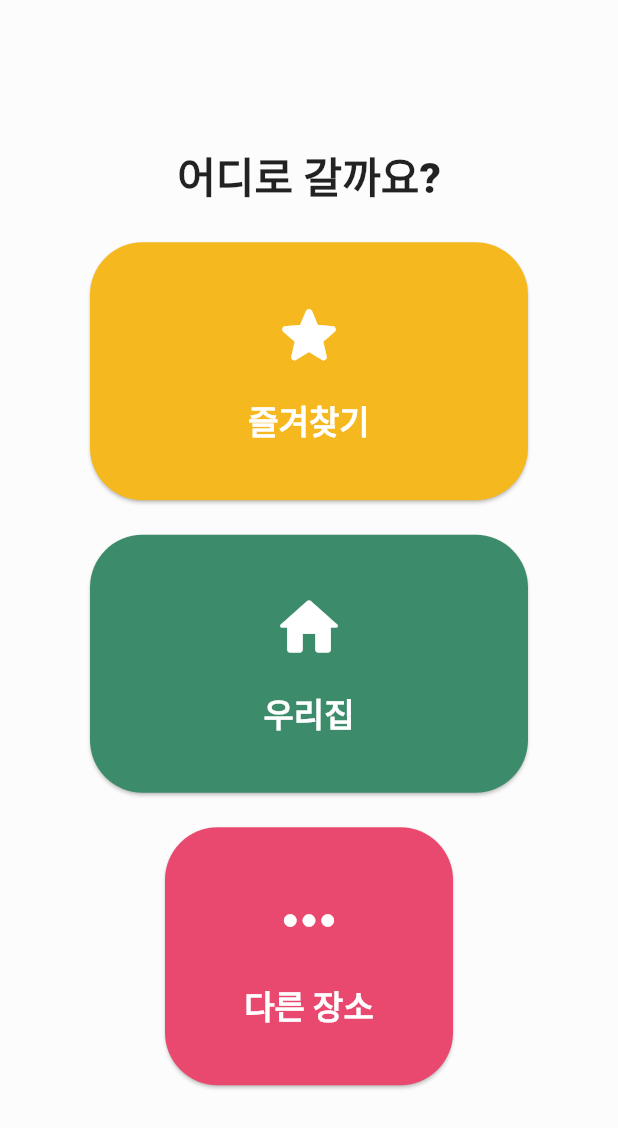
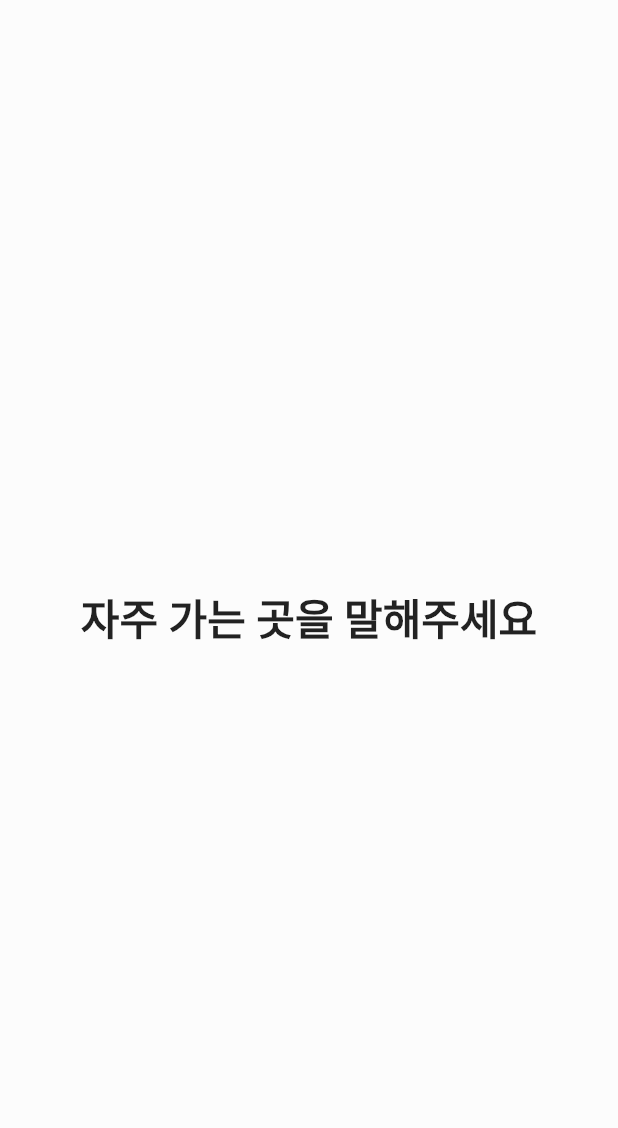
Before and after one commit to in-up/busyoong-frontend, a Flutter app: the screen it shows after launch, after a tap on "즐겨찾기", on a phone screen of 412 x 824 dp. Shown: the top 1128 px of the screen. Run offline on Flutter 3.47's test engine with Material 3 defaults, Android fonts, the phone set to English and light mode, and no system bars; our stand-ins replace flutter_riverpod, speech_to_text; Roboto replaces fonts that are missing (Pretendard).

Commit message:
:memo: 즐겨찾기 변경 -즐겨찾기 버튼 누르면 안내 메세지 띄운 후 -음성 인식 창으로 이동

```diff
--- a/lib/data/routes.dart
+++ b/lib/data/routes.dart
@@ -1,5 +1,7 @@
 import 'package:busyoong/screen/result.dart';
 import 'package:busyoong/screen/search.dart';
+import 'package:busyoong/screen/favorite.dart';
+import 'package:busyoong/screen/favorite_search.dart';
 
 import 'package:flutter/material.dart';
 import '../screen/home.dart';
@@ -10,5 +12,6 @@ final Map<String, WidgetBuilder> routes = {
   '/home' : (context) => HomeScreen(),
   '/search' : (context) => SearchScreen(),
   '/result' : (context) => ResultScreen(),
-
+  '/favorite' : (context) => FavoriteScreen(),
+  '/favorite_search' : (context) => FavoriteSearchScreen(),
 };
--- a/lib/screen/favorite.dart
+++ b/lib/screen/favorite.dart
@@ -0,0 +1,70 @@
+import 'package:flutter/material.dart';
+import 'package:busyoong/ui/card_button.dart'; // CardButton import
+import 'package:busyoong/ui/palette.dart'; // Palette import
+
+
+class FavoriteScreen extends StatefulWidget {
+  @override
+  _FavoriteScreenState createState() => _FavoriteScreenState();
+}
+
+class _FavoriteScreenState extends State<FavoriteScreen> {
+  double _opacity = 0.0;
+
+  @override
+  void initState() {
+    super.initState();
+    /*
+    final prefs = await SharedPreferences.getInstance();
+    await prefs.setStringList('items', <String>['Earth', 'Moon', 'Sun']);
+    로 저장
+
+
+    final prefs = await SharedPreferences.getInstance();
+    List<String> favoriteList = await prefs.get('favorite');
+    if (favoriteList.length == 0) {
+        밑의 showText부분
+    } else {
+
+    }
+     */
+
+    _showText();
+  }
+
+  void _showText() async {
+    // 1초 동안 자연스럽게 나타남
+    setState(() {
+      _opacity = 1.0;
+    });
+    await Future.delayed(Duration(seconds: 3));
+    // 1초 동안 자연스럽게 사라짐
+    setState(() {
+      _opacity = 0.0;
+    });
+    await Future.delayed(Duration(seconds: 1));
+    // 글자가 사라진 후 SearchScreen으로 이동
+    Navigator.popAndPushNamed(context, '/favorite_search');
+  }
+
+  @override
+  Widget build(BuildContext context) {
+    return Scaffold(
+      body: Center(
+        child: Column(
+          mainAxisAlignment: MainAxisAlignment.center,
+          children: [
+            AnimatedOpacity(
+              opacity: _opacity,
+              duration: Duration(seconds: 1),
+              child: Text(
+                '자주 가는 곳을 말해주세요',
+                style: TextStyle(fontSize: 28, fontWeight: FontWeight.w900),
+              ),
+            ),
+          ],
+        ),
+      ),
+    );
+  }
+}
--- a/lib/screen/home.dart
+++ b/lib/screen/home.dart
@@ -15,7 +15,7 @@ class HomeScreen extends StatelessWidget {
               style: TextStyle(fontSize: 28, fontWeight: FontWeight.w900),
             ),
             SizedBox(height: 20),
-            CardButton('즐겨찾기', onTap:(){}, icon: Icons.star_rounded, color: Palette.yellow),
+            CardButton('즐겨찾기', onTap:(){Navigator.pushNamed(context, '/favorite');}, icon: Icons.star_rounded, color: Palette.yellow),
             SizedBox(height: 15),
             CardButton('우리집', onTap:(){}, icon: Icons.home_rounded, color: Palette.green),
             SizedBox(height: 15),
```
Also changed, not shown: lib/screen/favorite_search.dart (added, +163 -0 lines).
